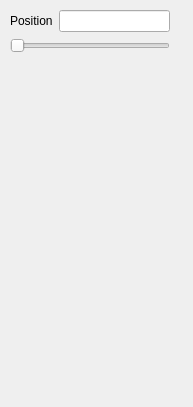
This is src/mafPluginVTK/mafPipeVisualSlice.ui in tartarini/MAF3 as Qt 5 draws it before an edit. The edited form follows.
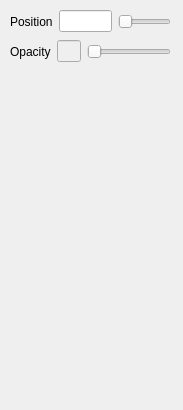
This is the edited form.

Commit message: Added ui file for pipeVisualSurface and modified layout of the other pipeVisual ui file

What changed in the file:
```diff
--- a/src/mafPluginVTK/mafPipeVisualSlice.ui
+++ b/src/mafPluginVTK/mafPipeVisualSlice.ui
@@ -6,8 +6,8 @@
    <rect>
     <x>0</x>
     <y>0</y>
-    <width>193</width>
-    <height>407</height>
+    <width>183</width>
+    <height>410</height>
    </rect>
   </property>
   <property name="windowTitle">
@@ -17,9 +17,9 @@
    <property name="geometry">
     <rect>
      <x>10</x>
-     <y>90</y>
+     <y>70</y>
      <width>161</width>
-     <height>281</height>
+     <height>301</height>
     </rect>
    </property>
    <layout class="QVBoxLayout" name="verticalLayout">
@@ -43,27 +43,102 @@
     <rect>
      <x>10</x>
      <y>10</y>
-     <width>160</width>
-     <height>61</height>
+     <width>161</width>
+     <height>23</height>
     </rect>
    </property>
-   <layout class="QFormLayout" name="formLayout">
-    <item row="0" column="0">
+   <layout class="QHBoxLayout" name="horizontalLayout">
+    <item>
      <widget class="QLabel" name="positionLabel">
+      <property name="sizePolicy">
+       <sizepolicy hsizetype="Fixed" vsizetype="Preferred">
+        <horstretch>0</horstretch>
+        <verstretch>0</verstretch>
+       </sizepolicy>
+      </property>
       <property name="text">
        <string>Position</string>
       </property>
      </widget>
     </item>
-    <item row="0" column="1">
+    <item>
      <widget class="QLineEdit" name="positionValue">
       <property name="enabled">
        <bool>true</bool>
       </property>
+      <property name="sizePolicy">
+       <sizepolicy hsizetype="Fixed" vsizetype="Fixed">
+        <horstretch>0</horstretch>
+        <verstretch>0</verstretch>
+       </sizepolicy>
+      </property>
      </widget>
     </item>
-    <item row="1" column="0" colspan="2">
+    <item>
      <widget class="QSlider" name="positionValueSlider">
+      <property name="sizePolicy">
+       <sizepolicy hsizetype="Minimum" vsizetype="Fixed">
+        <horstretch>0</horstretch>
+        <verstretch>0</verstretch>
+       </sizepolicy>
+      </property>
+      <property name="orientation">
+       <enum>Qt::Horizontal</enum>
+      </property>
+     </widget>
+    </item>
+   </layout>
+  </widget>
+  <widget class="QWidget" name="formLayoutWidget_2">
+   <property name="geometry">
+    <rect>
+     <x>10</x>
+     <y>40</y>
+     <width>161</width>
+     <height>23</height>
+    </rect>
+   </property>
+   <layout class="QHBoxLayout" name="horizontalLayout_2">
+    <item>
+     <widget class="QLabel" name="opacityLabel">
+      <property name="sizePolicy">
+       <sizepolicy hsizetype="Fixed" vsizetype="Preferred">
+        <horstretch>0</horstretch>
+        <verstretch>0</verstretch>
+       </sizepolicy>
+      </property>
+      <property name="text">
+       <string>Opacity</string>
+      </property>
+     </widget>
+    </item>
+    <item>
+     <widget class="QLineEdit" name="opacityValue">
+      <property name="enabled">
+       <bool>false</bool>
+      </property>
+      <property name="sizePolicy">
+       <sizepolicy hsizetype="Ignored" vsizetype="Fixed">
+        <horstretch>0</horstretch>
+        <verstretch>0</verstretch>
+       </sizepolicy>
+      </property>
+      <property name="maxLength">
+       <number>4</number>
+      </property>
+     </widget>
+    </item>
+    <item>
+     <widget class="QSlider" name="opacityValueSlider">
+      <property name="sizePolicy">
+       <sizepolicy hsizetype="Maximum" vsizetype="Fixed">
+        <horstretch>0</horstretch>
+        <verstretch>0</verstretch>
+       </sizepolicy>
+      </property>
+      <property name="maximum">
+       <number>100</number>
+      </property>
       <property name="orientation">
        <enum>Qt::Horizontal</enum>
       </property>
```
The commit also changes 1 other file.
